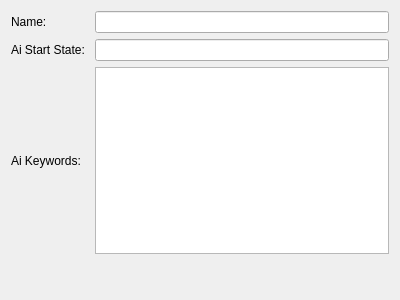
The window that Data/EditorFiles/Editors/ui/MonsterEditor.ui (griusfux/conceptrpg2) describes before a commit, drawn with Qt 5.
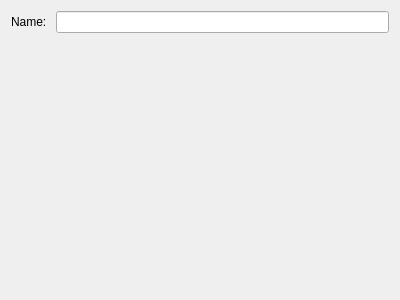
The same window after the commit.

Commit message: Updating the MonsterEditor (removing the ai stuff)

What changed in the file:
```diff
--- a/Data/EditorFiles/Editors/ui/MonsterEditor.ui
+++ b/Data/EditorFiles/Editors/ui/MonsterEditor.ui
@@ -26,26 +26,6 @@
      <item row="0" column="1">
       <widget class="QLineEdit" name="name"/>
      </item>
-     <item row="1" column="0">
-      <widget class="QLabel" name="label_2">
-       <property name="text">
-        <string>Ai Start State: </string>
-       </property>
-      </widget>
-     </item>
-     <item row="1" column="1">
-      <widget class="QLineEdit" name="ai_start_state"/>
-     </item>
-     <item row="2" column="0">
-      <widget class="QLabel" name="label_3">
-       <property name="text">
-        <string>Ai Keywords: </string>
-       </property>
-      </widget>
-     </item>
-     <item row="2" column="1">
-      <widget class="QListWidget" name="ai_keywords"/>
-     </item>
     </layout>
    </item>
    <item>
```
The commit also changes 2 other files.
